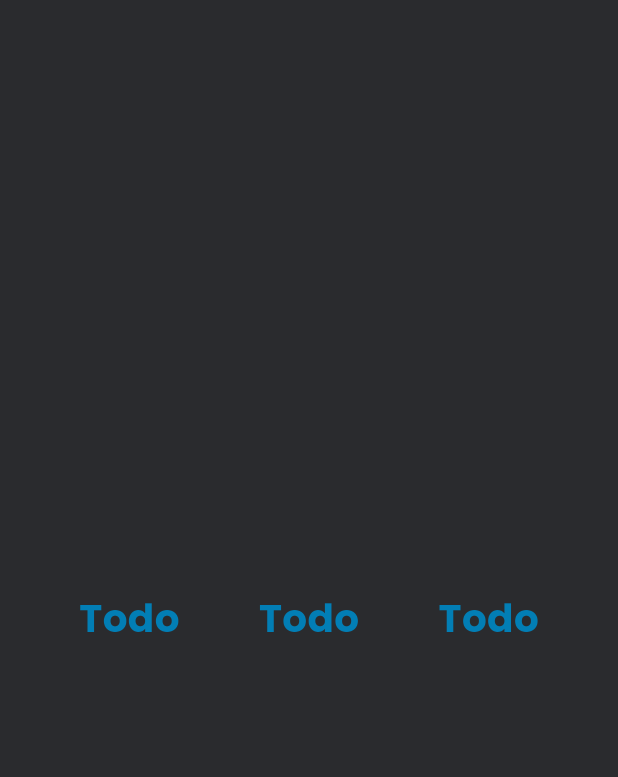
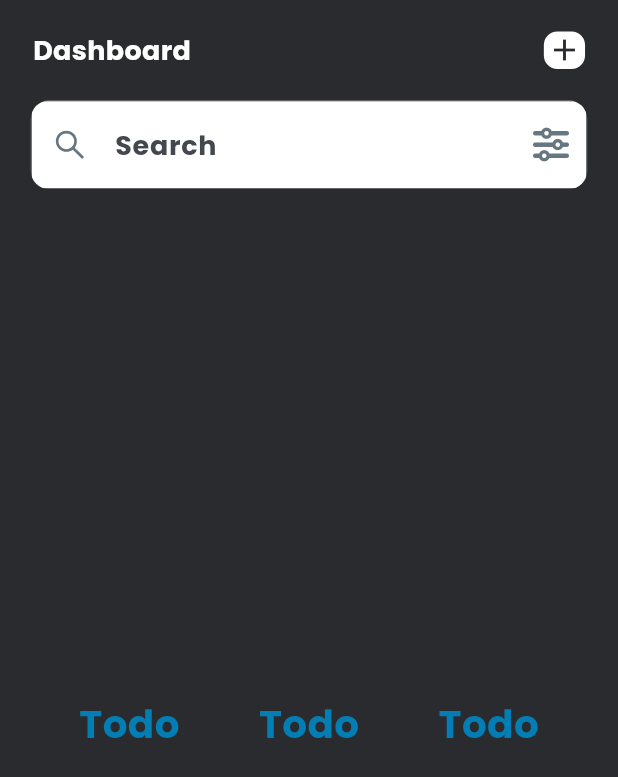
Before and after one commit to Vaibhav-kesarwani/Todo-App, a Flutter app: the HomePage screen opened directly, on a phone screen of 412 x 824 dp. Shown: the top 777 px of the screen. Run offline on Flutter 3.47's test engine with Material 3 defaults, Android fonts, the phone set to English and light mode, and no system bars; our stand-ins replace country_picker, flutter_screenutil, flutter_vector_icons, google_fonts, hooks_riverpod, pinput and 1 more.

```diff
--- a/lib/features/todo/pages/homepage.dart
+++ b/lib/features/todo/pages/homepage.dart
@@ -1,19 +1,86 @@
 import 'package:flutter/material.dart';
+import 'package:flutter_screenutil/flutter_screenutil.dart';
+import 'package:flutter_vector_icons/flutter_vector_icons.dart';
+import 'package:hooks_riverpod/hooks_riverpod.dart';
 import 'package:todoapp/common/utils/constants.dart';
 import 'package:todoapp/common/widgets/appstyle.dart';
+import 'package:todoapp/common/widgets/custom_text.dart';
+import 'package:todoapp/common/widgets/height_spacer.dart';
 import 'package:todoapp/common/widgets/reusable_text.dart';
 
-class HomePage extends StatefulWidget {
+class HomePage extends ConsumerStatefulWidget {
   const HomePage({super.key});
 
   @override
-  State<HomePage> createState() => _HomePageState();
+  ConsumerState<HomePage> createState() => _HomePageState();
 }
 
-class _HomePageState extends State<HomePage> {
+class _HomePageState extends ConsumerState<HomePage> {
+  final TextEditingController search = TextEditingController();
+
   @override
   Widget build(BuildContext context) {
     return Scaffold(
+      appBar: AppBar(
+        backgroundColor: Colors.transparent,
+        automaticallyImplyLeading: false,
+        bottom: PreferredSize(
+          preferredSize: const Size.fromHeight(85),
+          child: Column(
+            children: [
+              Padding(
+                padding: EdgeInsets.symmetric(horizontal: 20.w),
+                child: Row(
+                  mainAxisAlignment: MainAxisAlignment.spaceBetween,
+                  crossAxisAlignment: CrossAxisAlignment.start,
+                  children: [
+                    ResuableText(
+                      text: "Dashboard",
+                      style: appstyle(18, AppConst.kLight, FontWeight.bold),
+                    ),
+                    Container(
+                      width: 25.w,
+                      height: 25.h,
+                      decoration: const BoxDecoration(
+                        color: AppConst.kLight,
+                        borderRadius: BorderRadius.all(Radius.circular(9)),
+                      ),
+                      child: GestureDetector(
+                        onTap: () {},
+                        child: const Icon(
+                          Icons.add,
+                          color: AppConst.kBkDark,
+                        ),
+                      ),
+                    ),
+                  ],
+                ),
+              ),
+              const HeightSpacer(height: 20),
+              CustomTextField(
+                hintText: "Search",
+                controller: search,
+                prefixIcon: Container(
+                  padding: EdgeInsets.all(14.h),
+                  child: GestureDetector(
+                    onTap: null,
+                    child: const Icon(
+                      AntDesign.search1,
+                      color: AppConst.kGreyLight,
+                    ),
+                  ),
+                ),
+                suffixIcon: const Icon(
+                  FontAwesome.sliders,
+                  color: AppConst.kGreyLight,
+                ),
+              ),
+              const HeightSpacer(height: 15),
+
+            ],
+          ),
+        ),
+      ),
       body: Center(
         child: Row(
           mainAxisAlignment: MainAxisAlignment.spaceEvenly,
--- a/lib/main.dart
+++ b/lib/main.dart
@@ -2,7 +2,7 @@ import 'package:flutter/material.dart';
 import 'package:flutter_screenutil/flutter_screenutil.dart';
 import 'package:hooks_riverpod/hooks_riverpod.dart';
 import 'package:todoapp/common/utils/constants.dart';
-import 'package:todoapp/features/onboarding/pages/onboarding.dart';
+import 'package:todoapp/features/todo/pages/homepage.dart';
 
 void main() {
   runApp(
@@ -30,7 +30,7 @@ class MyApp extends StatelessWidget {
             colorScheme: ColorScheme.fromSeed(seedColor: Colors.blue),
           ),
           themeMode: ThemeMode.dark,
-          home: const Onboarding(),
+          home: const HomePage(),
         );
       },
     );
```
